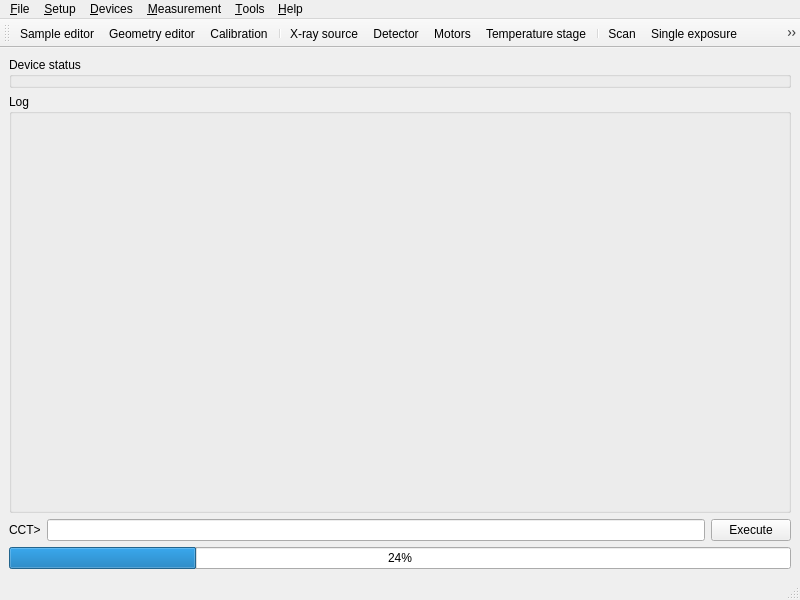
This is cct/qtgui/mainwindow/mainwindow.ui in awacha/cct as Qt 5 draws it before an edit. The edited form follows.
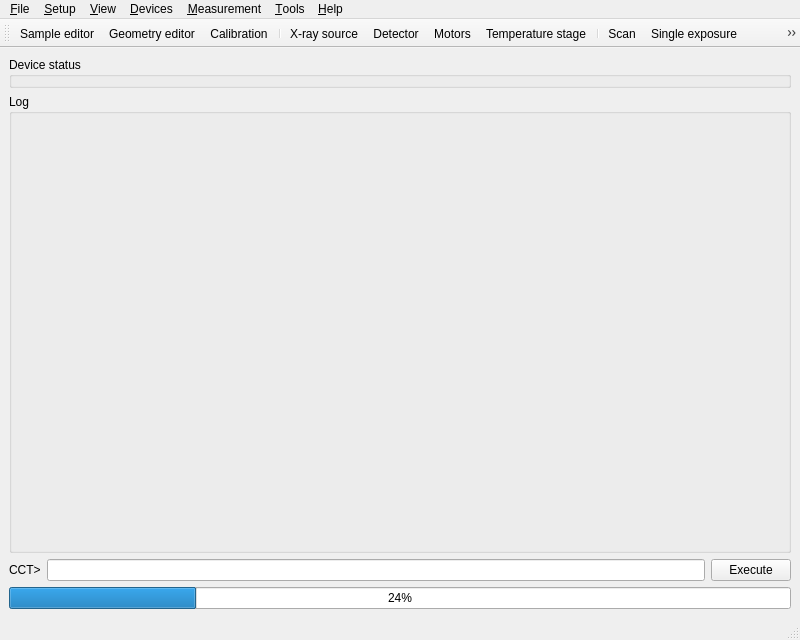
This is the edited form. Icons and pictures are not drawn.

```diff
--- a/cct/qtgui/mainwindow/mainwindow.ui
+++ b/cct/qtgui/mainwindow/mainwindow.ui
@@ -7,7 +7,7 @@
     <x>0</x>
     <y>0</y>
     <width>800</width>
-    <height>600</height>
+    <height>640</height>
    </rect>
   </property>
   <property name="windowTitle">
@@ -155,8 +155,18 @@
     <addaction name="actionAbout"/>
     <addaction name="actionCommands"/>
    </widget>
+   <widget class="QMenu" name="menu_View">
+    <property name="title">
+     <string>&amp;View</string>
+    </property>
+    <addaction name="actionAccounting"/>
+    <addaction name="actionShutter_and_beamstop"/>
+    <addaction name="actionFSN_counters"/>
+    <addaction name="actionResource_usage"/>
+   </widget>
    <addaction name="menu_File"/>
    <addaction name="menu_Setup"/>
+   <addaction name="menu_View"/>
    <addaction name="menu_Devices"/>
    <addaction name="menu_Measurement"/>
    <addaction name="menu_Tools"/>
```
Left out of the diff: 78 changed lines with no effect on the pictures.
